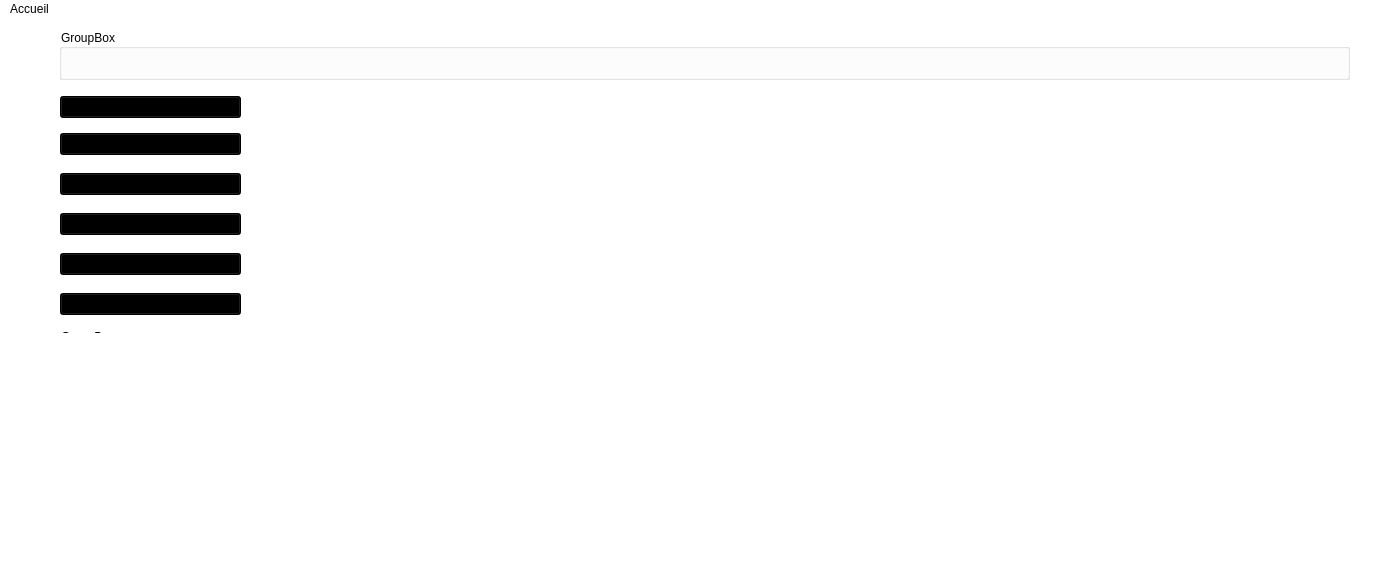
Above: mainwindow.ui from Alt68719/projet_achats before the change. Below: the same form after it.
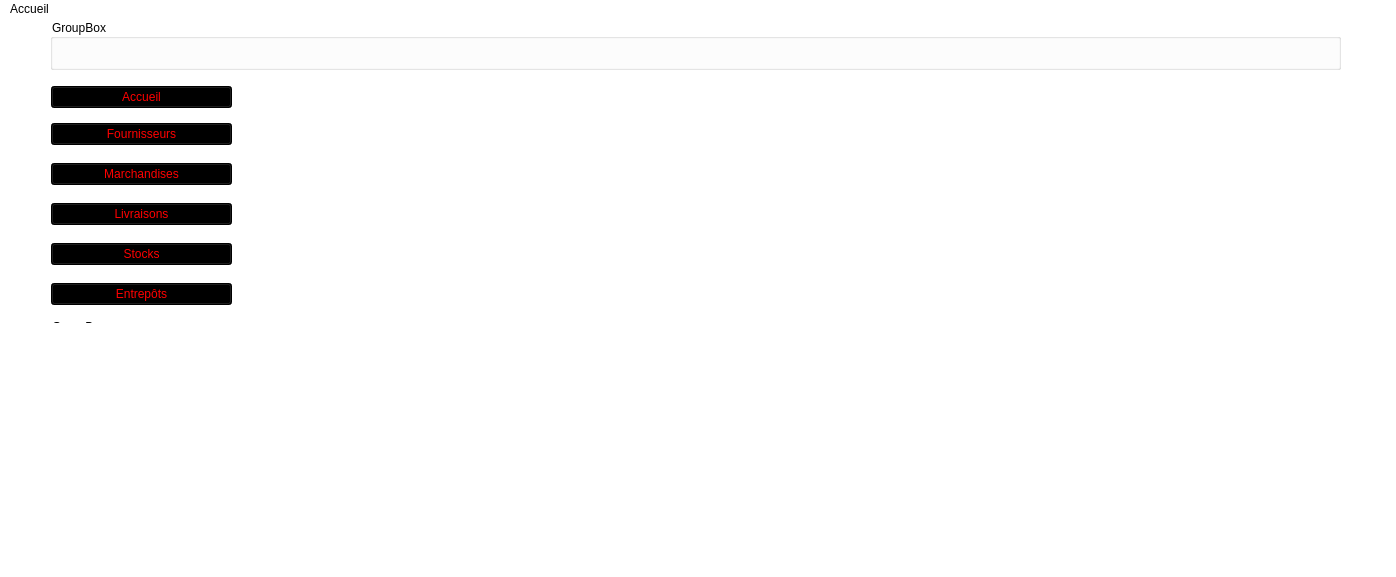
That is the form after the change. Icons and pictures are not drawn.

```diff
--- a/mainwindow.ui
+++ b/mainwindow.ui
@@ -22,8 +22,8 @@
    <widget class="QWidget" name="horizontalLayoutWidget_2">
     <property name="geometry">
      <rect>
-      <x>250</x>
-      <y>70</y>
+      <x>240</x>
+      <y>60</y>
       <width>1101</width>
       <height>411</height>
      </rect>
@@ -33,8 +33,8 @@
    <widget class="QWidget" name="horizontalLayoutWidget">
     <property name="geometry">
      <rect>
-      <x>60</x>
-      <y>70</y>
+      <x>51</x>
+      <y>60</y>
       <width>181</width>
       <height>37</height>
      </rect>
@@ -45,6 +45,7 @@
        <property name="styleSheet">
         <string notr="true">QPushButton {
 	background-color : black;
+	color : red;
 }</string>
        </property>
        <property name="text">
@@ -57,8 +58,8 @@
    <widget class="QWidget" name="verticalLayoutWidget_2">
     <property name="geometry">
      <rect>
-      <x>60</x>
-      <y>110</y>
+      <x>51</x>
+      <y>100</y>
       <width>181</width>
       <height>31</height>
      </rect>
@@ -69,6 +70,7 @@
        <property name="styleSheet">
         <string notr="true">QPushButton {
 	background-color : black;
+	color : red;
 }</string>
        </property>
        <property name="text">
@@ -81,8 +83,8 @@
    <widget class="QWidget" name="verticalLayoutWidget_3">
     <property name="geometry">
      <rect>
-      <x>60</x>
-      <y>150</y>
+      <x>51</x>
+      <y>140</y>
       <width>181</width>
       <height>31</height>
      </rect>
@@ -93,6 +95,7 @@
        <property name="styleSheet">
         <string notr="true">QPushButton {
 	background-color : black;
+	color : red;
 }</string>
        </property>
        <property name="text">
@@ -105,8 +108,8 @@
    <widget class="QWidget" name="verticalLayoutWidget_4">
     <property name="geometry">
      <rect>
-      <x>60</x>
-      <y>190</y>
+      <x>51</x>
+      <y>180</y>
       <width>181</width>
       <height>31</height>
      </rect>
@@ -117,6 +120,7 @@
        <property name="styleSheet">
         <string notr="true">QPushButton {
 	background-color : black;
+	color : red;
 }</string>
        </property>
        <property name="text">
@@ -129,8 +133,8 @@
    <widget class="QWidget" name="verticalLayoutWidget_5">
     <property name="geometry">
      <rect>
-      <x>60</x>
-      <y>230</y>
+      <x>51</x>
+      <y>220</y>
       <width>181</width>
       <height>31</height>
      </rect>
@@ -141,6 +145,7 @@
        <property name="styleSheet">
         <string notr="true">QPushButton {
 	background-color : black;
+	color : red;
 }</string>
        </property>
        <property name="text">
@@ -153,8 +158,8 @@
    <widget class="QWidget" name="verticalLayoutWidget_6">
     <property name="geometry">
      <rect>
-      <x>60</x>
-      <y>270</y>
+      <x>51</x>
+      <y>260</y>
       <width>181</width>
       <height>31</height>
      </rect>
@@ -165,6 +170,7 @@
        <property name="styleSheet">
         <string notr="true">QPushButton {
 	background-color : black;
+	color : red;
 }</string>
        </property>
        <property name="text">
@@ -177,8 +183,8 @@
    <widget class="QWidget" name="verticalLayoutWidget_8">
     <property name="geometry">
      <rect>
-      <x>60</x>
-      <y>490</y>
+      <x>51</x>
+      <y>480</y>
       <width>1291</width>
       <height>31</height>
      </rect>
@@ -188,8 +194,8 @@
    <widget class="QGroupBox" name="groupBox">
     <property name="geometry">
      <rect>
-      <x>59</x>
-      <y>309</y>
+      <x>50</x>
+      <y>299</y>
       <width>181</width>
       <height>171</height>
      </rect>
@@ -219,6 +225,11 @@
        <height>171</height>
       </rect>
      </property>
+     <property name="styleSheet">
+      <string notr="true">QGroupBox {
+	background-color : transparent;
+}</string>
+     </property>
      <property name="text">
       <string/>
      </property>
@@ -233,8 +244,8 @@
    <widget class="QGroupBox" name="groupBox_2">
     <property name="geometry">
      <rect>
-      <x>59</x>
-      <y>10</y>
+      <x>50</x>
+      <y>0</y>
       <width>1291</width>
       <height>51</height>
      </rect>
```
Left out of the diff: 2 changed lines with no effect on the pictures.
